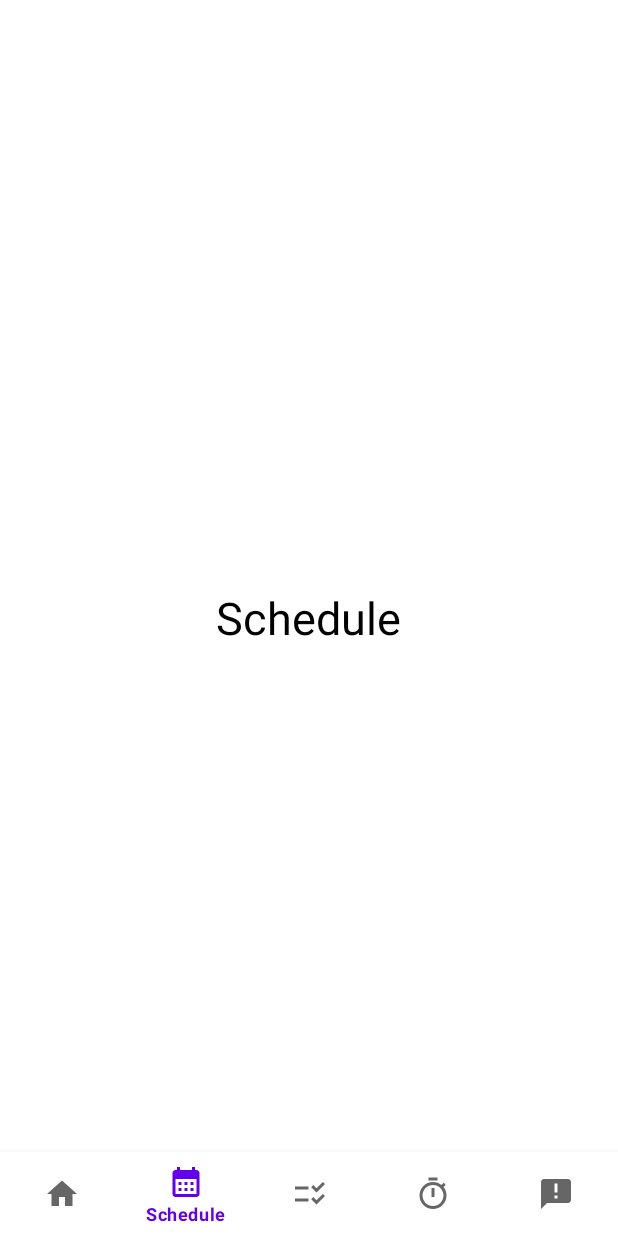
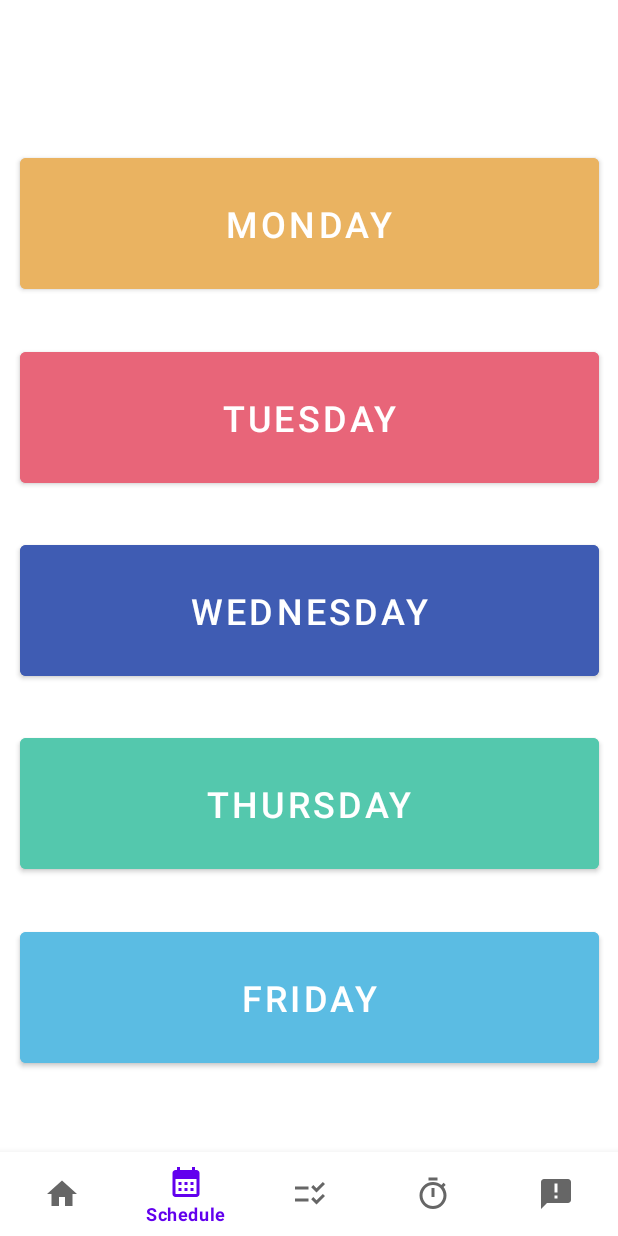
Before and after one commit to JasonHeoJung/MAD-Assignment-SPlanner, an Android app: the screen it shows after launch (MainActivity), item 2 of the bottom bar chosen, on a phone screen of 412 x 824 dp. Run offline under Robolectric (Android 15) with nearby library versions, the phone set to English and light mode, and no system bars.

Commit message:
Merge remote-tracking branch 'origin/main'
# Conflicts:
#	.idea/misc.xml

```diff
--- a/app/src/main/res/layout/fragment_schedule.xml
+++ b/app/src/main/res/layout/fragment_schedule.xml
@@ -1,17 +1,81 @@
 <?xml version="1.0" encoding="utf-8"?>
-<RelativeLayout xmlns:android="http://schemas.android.com/apk/res/android"
+<androidx.constraintlayout.widget.ConstraintLayout xmlns:android="http://schemas.android.com/apk/res/android"
+    xmlns:app="http://schemas.android.com/apk/res-auto"
     xmlns:tools="http://schemas.android.com/tools"
     android:layout_width="match_parent"
     android:layout_height="match_parent"
+    android:backgroundTint="#D56565"
     tools:context=".ScheduleFragment">
 
-    <!-- TODO: Update blank fragment layout -->
-    <TextView
-        android:layout_width="wrap_content"
-        android:layout_height="wrap_content"
-        android:layout_centerInParent="true"
-        android:text="Schedule"
-        android:textColor="#000000"
-        android:textSize="30dp" />
+    <Button
+        android:id="@+id/tuesday"
+        android:layout_width="386dp"
+        android:layout_height="99dp"
+        android:layout_marginStart="10dp"
+        android:layout_marginEnd="10dp"
+        android:backgroundTint="#E86579"
+        android:text="Tuesday"
+        android:textSize="24sp"
+        app:layout_constraintBottom_toTopOf="@+id/wed"
+        app:layout_constraintEnd_toEndOf="@+id/wed"
+        app:layout_constraintStart_toStartOf="@+id/wed"
+        app:layout_constraintTop_toBottomOf="@+id/monday" />
 
-</RelativeLayout>
+    <Button
+        android:id="@+id/monday"
+        android:layout_width="386dp"
+        android:layout_height="99dp"
+        android:layout_marginStart="10dp"
+        android:layout_marginTop="70dp"
+        android:layout_marginEnd="10dp"
+        android:backgroundTint="#EAB361"
+        android:text="Monday"
+        android:textSize="24sp"
+        app:layout_constraintBottom_toTopOf="@+id/tuesday"
+        app:layout_constraintEnd_toEndOf="@+id/tuesday"
+        app:layout_constraintStart_toStartOf="@+id/tuesday"
+        app:layout_constraintTop_toTopOf="parent" />
+
+    <Button
+        android:id="@+id/wed"
+        android:layout_width="386dp"
+        android:layout_height="99dp"
+        android:layout_marginStart="10dp"
+        android:layout_marginEnd="10dp"
+        android:backgroundTint="#3F5CB3"
+        android:text="Wednesday"
+        android:textSize="24sp"
+        app:layout_constraintBottom_toTopOf="@+id/thursday"
+        app:layout_constraintEnd_toEndOf="@+id/thursday"
+        app:layout_constraintStart_toStartOf="@+id/thursday"
+        app:layout_constraintTop_toBottomOf="@+id/tuesday" />
+
+    <Button
+        android:id="@+id/thursday"
+        android:layout_width="386dp"
+        android:layout_height="99dp"
+        android:layout_marginStart="10dp"
+        android:layout_marginEnd="10dp"
+        android:backgroundTint="#54C8AD"
+        android:text="Thursday"
+        android:textSize="24sp"
+        app:layout_constraintBottom_toTopOf="@+id/friday"
+        app:layout_constraintEnd_toEndOf="@+id/friday"
+        app:layout_constraintStart_toStartOf="@+id/friday"
+        app:layout_constraintTop_toBottomOf="@+id/wed" />
+
+    <Button
+        android:id="@+id/friday"
+        android:layout_width="386dp"
+        android:layout_height="99dp"
+        android:layout_marginStart="10dp"
+        android:layout_marginEnd="10dp"
+        android:layout_marginBottom="80dp"
+        android:backgroundTint="#5BBCE3"
+        android:text="Friday"
+        android:textSize="24sp"
+        app:layout_constraintBottom_toBottomOf="parent"
+        app:layout_constraintEnd_toEndOf="parent"
+        app:layout_constraintStart_toStartOf="parent"
+        app:layout_constraintTop_toBottomOf="@+id/thursday" />
+</androidx.constraintlayout.widget.ConstraintLayout>
```
